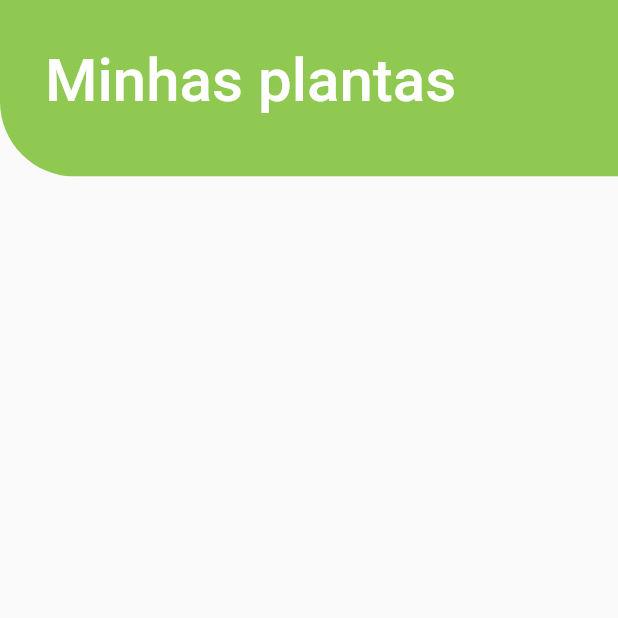
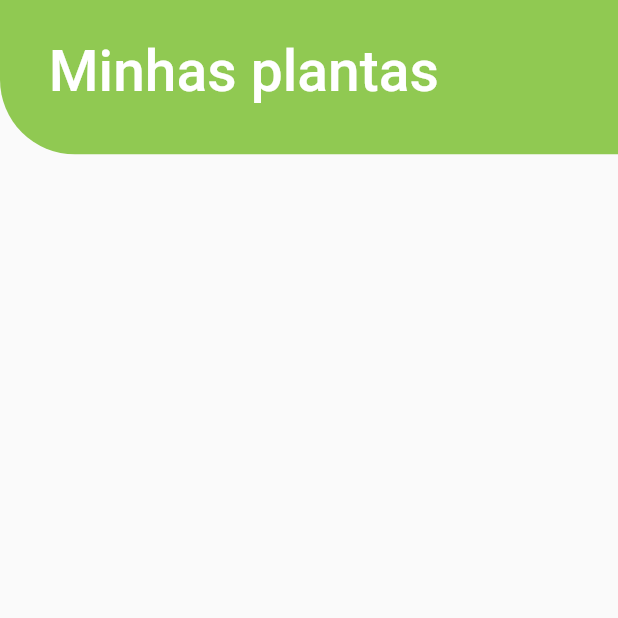
Before and after one commit to PI2-Smart-Vegetable-Germinator/svg-app, a Flutter app: the PlantingsHistory screen opened by its route, on a phone screen of 412 x 824 dp, the top half of it. Run offline on Flutter 3.47's test engine with Material 2 defaults, Android fonts, the phone set to English and light mode, and no system bars; our stand-ins replace auto_size_text, firebase_messaging, flutter_screenutil, shared_preferences, shimmer; accounts and stored records are empty.

Commit message:
Fix responsiveness on listing screen

```diff
--- a/lib/screens/plantings_history_screen.dart
+++ b/lib/screens/plantings_history_screen.dart
@@ -4,6 +4,7 @@ import 'dart:convert';
 import 'package:shimmer/shimmer.dart';
 import '../widgets/plantings_grid.dart';
 import '../providers/plantings.dart';
+import 'package:flutter_screenutil/flutter_screenutil.dart';
 
 class PlantingsHistory extends StatefulWidget {
   static const routeName = '/plantings';
@@ -39,6 +40,14 @@ class _PlantingsHistoryState extends State<PlantingsHistory> {
 
   @override
   Widget build(BuildContext context) {
+    double defaultScreenWidth = 380.0;
+    double defaultScreenHeight = 800.0;
+    ScreenUtil.instance = ScreenUtil(
+      width: defaultScreenWidth,
+      height: defaultScreenHeight,
+      allowFontScaling: true,
+    )..init(context);
+
     return Scaffold(
         body: new Column(
       children: <Widget>[
@@ -47,15 +56,17 @@ class _PlantingsHistoryState extends State<PlantingsHistory> {
               new BorderRadius.only(bottomLeft: const Radius.circular(50.0)),
           child: Container(
             width: double.infinity,
-            height: MediaQuery.of(context).size.height / 7,
+            height: ScreenUtil.instance.setHeight(100.0),
             margin: EdgeInsets.all(0),
             color: Color.fromRGBO(144, 201, 82, 1),
             child: Container(
-              margin: EdgeInsets.all(30),
+              margin: EdgeInsets.only(
+                              top: ScreenUtil.instance.setHeight(25.0),
+                              left: ScreenUtil.instance.setWidth(30.0)),
               child: Text(
                 "Minhas plantas",
                 style: TextStyle(
-                    fontSize: 40,
+                    fontSize: ScreenUtil.instance.setSp(35),
                     color: Colors.white,
                     fontWeight: FontWeight.w500),
                 textAlign: TextAlign.left,
```
